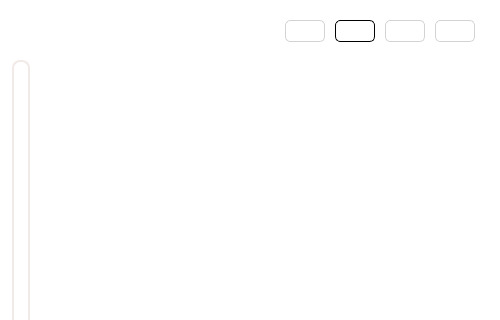
Old version of the form UI/MainWidget.ui in the repository guaba98/GrapefruitTalk; both pictures show x 524 to 1024 and y 0 to 320 of the 1024 by 860 pixel window.
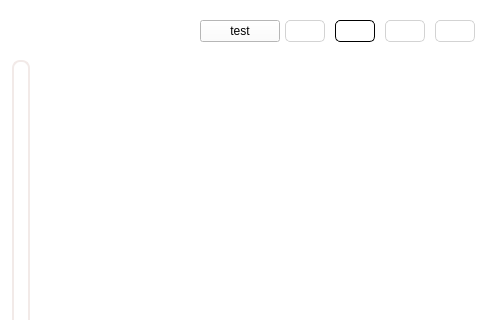
New version of the form. Icons and pictures are not drawn.

What changed in the file:
```diff
--- a/UI/MainWidget.ui
+++ b/UI/MainWidget.ui
@@ -795,6 +795,13 @@
             </property>
            </spacer>
           </item>
+          <item>
+           <widget class="QPushButton" name="btn_test">
+            <property name="text">
+             <string>test</string>
+            </property>
+           </widget>
+          </item>
           <item>
            <widget class="QWidget" name="box_single" native="true">
             <layout class="QHBoxLayout" name="horizontalLayout_6">
```
